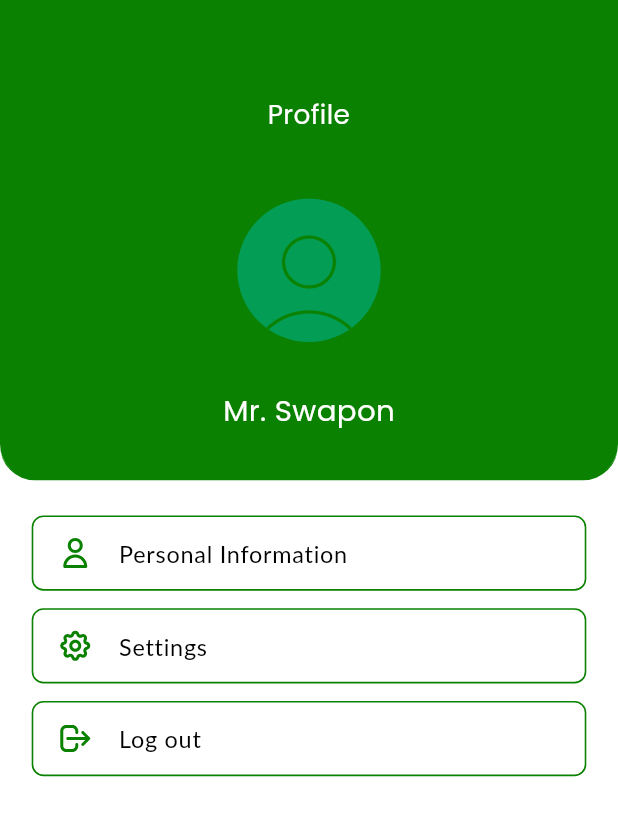
After one commit to bdCalling-Sdt-hub/Stock-Cartel, a Flutter app: the ProfileScreen screen opened by its route, on a phone screen of 412 x 824 dp. The commit adds this screen. Shown: the top 816 px of the screen. Run offline on Flutter 3.47's test engine with Material 3 defaults, Android fonts, the phone set to English and light mode, and no system bars; our stand-ins replace cached_network_image, flutter_chat_bubble, flutter_screenutil, flutter_spinkit, flutter_svg, get and 4 more; accounts and stored records are empty; Roboto replaces fonts that are missing (Lato).

Commit message:
Profile Screen Done

```diff
--- a/lib/routes/app_routes.dart
+++ b/lib/routes/app_routes.dart
@@ -10,6 +10,7 @@ import '../views/screens/homeScreen/home_screen.dart';
 import '../views/screens/messageScreen/chat_screen.dart';
 import '../views/screens/notificationsScreen/notifications_screen.dart';
 import '../views/screens/onboardingScreen/onboarding_screen.dart';
+import '../views/screens/profileScreen/profile_screen.dart';
 import '../views/screens/splashScreen/splash_screen.dart';
 import '../views/screens/subscriptionScreen/subscription_screen.dart';
 
@@ -26,7 +27,8 @@ class AppRoutes{
   static const String subscriptionScreen = "/subscription_screen.dart";
   static const String homeScreen = "/home_screen.dart";
   static const String chatScreen = "/chat_screen.dart";
-  static const String notificationScreen = "/NotificationScreen_screen.dart";
+  static const String notificationScreen = "/notification_screen.dart";
+  static const String profileScreen = "/profile_screen.dart";
 
   static List<GetPage> get routes => [
   GetPage(name: splashScreen, page: () => SplashScreen()),
@@ -42,5 +44,6 @@ class AppRoutes{
   GetPage(name: homeScreen , page: () => HomeScreen()),
   GetPage(name: chatScreen , page: () => ChatScreen()),
   GetPage(name: notificationScreen , page: () => NotificationScreen()),
+  GetPage(name: profileScreen , page: () => ProfileScreen()),
   ];
 }
--- a/lib/utils/app_strings.dart
+++ b/lib/utils/app_strings.dart
@@ -53,4 +53,13 @@ class AppStrings {
   static String notifications = "Notifications";
 
 
+  //================> Profile Screen <====================
+  static String profile = "Profile";
+  static String personalInformation = "Personal Information";
+  static String settings = "Settings";
+  static String logOut = "Log out";
+  static String updateProfile = "Update Profile";
+
+
+
 }
--- /dev/null
+++ b/lib/views/screens/profileScreen/InnerWidget/custom_list_tile.dart
@@ -0,0 +1,52 @@
+import 'package:flutter/material.dart';
+import 'package:flutter_screenutil/flutter_screenutil.dart';
+import '../../../../utils/app_colors.dart';
+import '../../../widgets/custom_text.dart';
+
+class CustomListTile extends StatelessWidget {
+  final String title;
+  final Widget? prefixIcon;
+  final Widget? sufixIcon;
+  final Color? borderColor;
+  final VoidCallback? onTap;
+  CustomListTile({
+    super.key,
+    required this.title,
+    this.onTap,
+    this.prefixIcon,
+    this.sufixIcon,
+    this.borderColor,
+  });
+
+  @override
+  Widget build(BuildContext context) {
+    return Padding(
+      padding: EdgeInsets.only(bottom: 12.h),
+      child: GestureDetector(
+        onTap: onTap,
+        child: Container(
+          clipBehavior: Clip.antiAlias,
+          decoration: BoxDecoration(
+              borderRadius: BorderRadius.circular(8.r),
+              color: Colors.white,
+              border: Border.all(
+                  width: 1.w, color: borderColor ?? AppColors.borderColor)),
+          child: ListTile(
+            leading: prefixIcon,
+            trailing: sufixIcon,
+            horizontalTitleGap: 16.w,
+            dense: true,
+            title: CustomText(
+              textAlign: TextAlign.left,
+              text: title,
+              maxline: 2,
+              fontsize: 16.sp,
+              fontWeight: FontWeight.w400,
+              fontName: 'Lato',
+            ),
+          ),
+        ),
+      ),
+    );
+  }
+}
--- /dev/null
+++ b/lib/views/screens/profileScreen/InnerWidget/top_profile_card.dart
@@ -0,0 +1,79 @@
+import 'package:flutter/material.dart';
+import 'package:flutter_screenutil/flutter_screenutil.dart';
+import 'package:flutter_svg/flutter_svg.dart';
+import '../../../../../utils/app_colors.dart';
+import '../../../../../utils/app_icons.dart';
+import '../../../../../utils/app_strings.dart';
+import '../../../../utils/app_images.dart';
+import '../../../widgets/custom_text.dart';
+
+
+class TopProfileCard extends StatelessWidget {
+  final String? profileName;
+  final String? profileUrl;
+  final double? height;
+  final String? badge;
+
+
+  const TopProfileCard(
+      {super.key, this.profileName, this.profileUrl, this.height, this.badge});
+
+  @override
+  Widget build(BuildContext context) {
+    return Container(
+      height: 328.h,
+      width: double.infinity,
+      decoration: BoxDecoration(
+          color: AppColors.primaryColor,
+          border:  Border(
+              bottom: BorderSide(color: AppColors.primaryColor, width: 1.80)),
+          borderRadius: BorderRadius.only(
+            bottomLeft: Radius.circular(24.r),
+            bottomRight: Radius.circular(24.r),
+          )),
+      child: Column(
+        children: [
+          CustomText(
+            text: AppStrings.profile,
+            fontsize: 18.h,
+            color: Colors.white,
+            fontWeight: FontWeight.w500,
+            bottom: 44.h,
+            top: 65.h,
+          ),
+          Container(
+            height: 100.h,
+            width: 100.w,
+            decoration: BoxDecoration(
+                shape: BoxShape.circle,
+                border: Border.all(color: AppColors.primaryColor)),
+
+            ///------------------image------------------>
+            child: profileUrl == null
+                ? const CircleAvatar(
+              backgroundImage: AssetImage(AppImages.person),
+            )
+                : CircleAvatar(
+              backgroundImage:
+              NetworkImage("https://st3.depositphotos.com/15648834/17930/v/450/depositphotos_179308454-stock-illustration-unknown-person-silhouette-glasses-profile.jpg"),
+            ),
+          ),
+          Expanded(
+            child: Row(
+              mainAxisAlignment: MainAxisAlignment.center,
+              children: [
+                CustomText(
+                  text: "Mr. Swapon" ?? "",
+                  fontsize: 20.h,
+                  color: Colors.white,
+                  fontWeight: FontWeight.w500,
+                  // top: 5.h,
+                ),
+              ],
+            ),
+          ),
+        ],
+      ),
+    );
+  }
+}
--- /dev/null
+++ b/lib/views/screens/profileScreen/profile_screen.dart
@@ -0,0 +1,65 @@
+import 'package:flutter/cupertino.dart';
+import 'package:flutter/material.dart';
+import 'package:flutter_screenutil/flutter_screenutil.dart';
+import 'package:flutter_svg/flutter_svg.dart';
+import 'package:get/get.dart';
+
+import '../../../routes/app_routes.dart';
+import '../../../utils/app_colors.dart';
+import '../../../utils/app_icons.dart';
+import '../../../utils/app_strings.dart';
+import 'InnerWidget/custom_list_tile.dart';
+import 'InnerWidget/top_profile_card.dart';
+
+class ProfileScreen extends StatefulWidget {
+  ProfileScreen({super.key});
+
+  @override
+  State<ProfileScreen> createState() => _ProfileScreenState();
+}
+
+class _ProfileScreenState extends State<ProfileScreen> {
+  bool switchToProvide = false;
+
+  @override
+  Widget build(BuildContext context) {
+    return Scaffold(
+      body: Column(
+        children: [
+          TopProfileCard(),
+          Padding(
+            padding: EdgeInsets.symmetric(horizontal: 20.w, vertical: 24.h),
+            child: Column(
+              children: [
+                CustomListTile(
+                  onTap: () {
+                    // Get.toNamed(AppRoutes.settingScreen);
+                  },
+                  title: AppStrings.personalInformation,
+                  prefixIcon: SvgPicture.asset(AppIcons.person,
+                      color: AppColors.primaryColor),
+                ),
+                CustomListTile(
+                  onTap: () {
+                    // Get.toNamed(AppRoutes.settingScreen);
+                  },
+                  title: AppStrings.settings,
+                  prefixIcon: SvgPicture.asset(AppIcons.settings,
+                      color: AppColors.primaryColor),
+                ),
+                CustomListTile(
+                  onTap: () {
+                    // Get.toNamed(AppRoutes.settingScreen);
+                  },
+                  title: AppStrings.logOut,
+                  prefixIcon: SvgPicture.asset(AppIcons.logOut,
+                      color: AppColors.primaryColor),
+                ),
+              ],
+            ),
+          )
+        ],
+      ),
+    );
+  }
+}
--- a/lib/views/widgets/bottom_menu..dart
+++ b/lib/views/widgets/bottom_menu..dart
@@ -10,7 +10,7 @@ class BottomMenu extends StatelessWidget {
   final int menuIndex;
   const BottomMenu(this.menuIndex, {super.key});
   Color colorByIndex(ThemeData theme, int index) {
-    return index == menuIndex ? AppColors.primaryColor : theme.disabledColor  ;
+    return index == menuIndex ? AppColors.primaryColor : theme.disabledColor;
   }
 
   BottomNavigationBarItem getItem(
@@ -38,7 +38,7 @@ class BottomMenu extends StatelessWidget {
 
     return Container(
       decoration: BoxDecoration(
-        color: AppColors.primaryColor,
+          color: AppColors.primaryColor,
           borderRadius: BorderRadius.only(
               topRight: Radius.circular(20.r), topLeft: Radius.circular(20.r)),
           boxShadow: const [
@@ -57,7 +57,7 @@ class BottomMenu extends StatelessWidget {
                 Get.offAndToNamed(AppRoutes.homeScreen);
                 break;
               case 1:
-                Get.offAndToNamed(AppRoutes.homeScreen);
+                Get.offAndToNamed(AppRoutes.profileScreen);
                 break;
             }
           },
```
